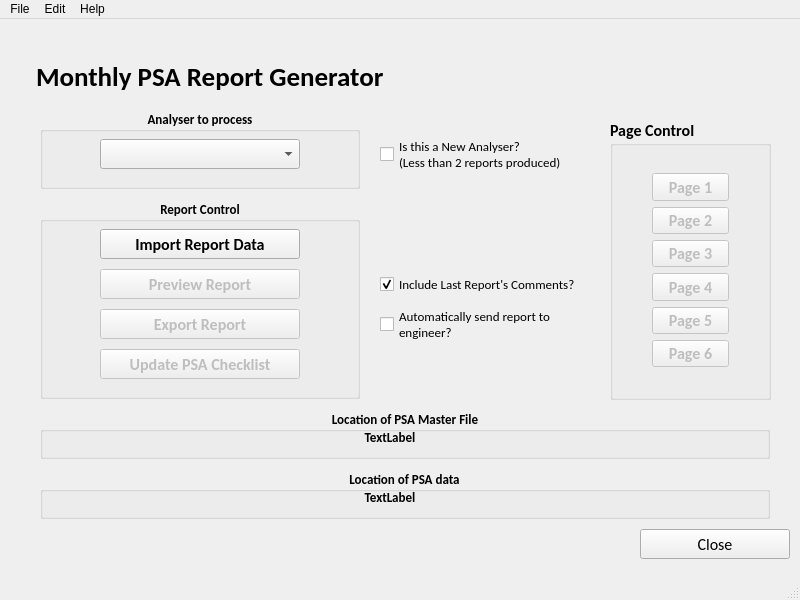
LintonRitchie/Scantech_Monthly_PSA_Report, file PSA_Home_Cal.ui: the form before one commit.
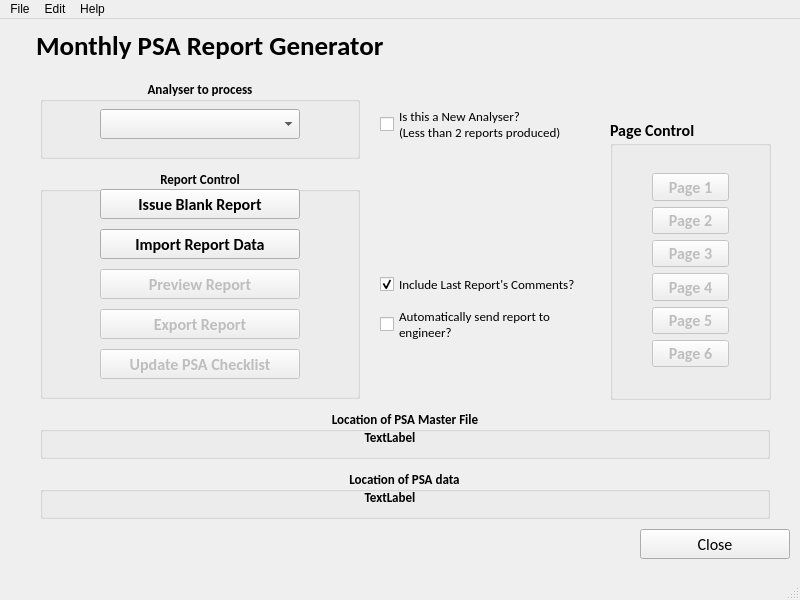
The form after the commit. Icons and pictures are not drawn.

```diff
--- a/PSA_Home_Cal.ui
+++ b/PSA_Home_Cal.ui
@@ -40,7 +40,7 @@
     <property name="geometry">
      <rect>
       <x>31</x>
-      <y>41</y>
+      <y>10</y>
       <width>354</width>
       <height>33</height>
      </rect>
@@ -176,9 +176,9 @@
     <property name="geometry">
      <rect>
       <x>40</x>
-      <y>180</y>
+      <y>150</y>
       <width>320</width>
-      <height>200</height>
+      <height>230</height>
      </rect>
     </property>
     <property name="font">
@@ -199,7 +199,7 @@
      <property name="geometry">
       <rect>
        <x>60</x>
-       <y>30</y>
+       <y>60</y>
        <width>200</width>
        <height>30</height>
       </rect>
@@ -221,7 +221,7 @@
      <property name="geometry">
       <rect>
        <x>60</x>
-       <y>70</y>
+       <y>100</y>
        <width>200</width>
        <height>30</height>
       </rect>
@@ -243,7 +243,7 @@
      <property name="geometry">
       <rect>
        <x>60</x>
-       <y>110</y>
+       <y>140</y>
        <width>200</width>
        <height>30</height>
       </rect>
@@ -265,7 +265,7 @@
      <property name="geometry">
       <rect>
        <x>60</x>
-       <y>150</y>
+       <y>180</y>
        <width>200</width>
        <height>30</height>
       </rect>
@@ -280,6 +280,25 @@
       <string>Update PSA Checklist</string>
      </property>
     </widget>
+    <widget class="QPushButton" name="IssueBlank">
+     <property name="geometry">
+      <rect>
+       <x>60</x>
+       <y>20</y>
+       <width>200</width>
+       <height>30</height>
+      </rect>
+     </property>
+     <property name="font">
+      <font>
+       <family>Calibri</family>
+       <pointsize>12</pointsize>
+      </font>
+     </property>
+     <property name="text">
+      <string>Issue Blank Report</string>
+     </property>
+    </widget>
    </widget>
    <widget class="QGroupBox" name="groupBox_3">
     <property name="geometry">
@@ -325,7 +344,7 @@
     <property name="geometry">
      <rect>
       <x>40</x>
-      <y>90</y>
+      <y>60</y>
       <width>320</width>
       <height>80</height>
      </rect>
@@ -399,7 +418,7 @@
     <property name="geometry">
      <rect>
       <x>380</x>
-      <y>115</y>
+      <y>85</y>
       <width>200</width>
       <height>40</height>
      </rect>
```
